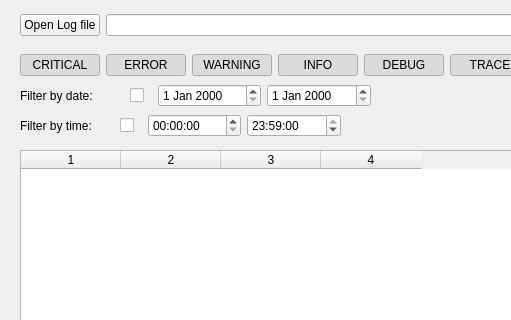
Dennish90/modular-logging-system, file logAnalyzer/ui/mainwindow.ui: the form before one commit; both pictures show x 0 to 511 and y 0 to 320 of the 965 by 704 pixel window.
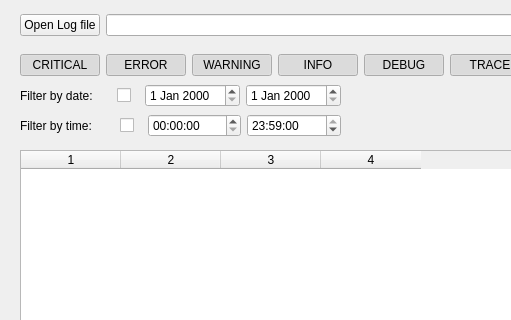
The form after the commit.

Commit message: Implemented date search

Patch:
```diff
--- a/logAnalyzer/ui/mainwindow.ui
+++ b/logAnalyzer/ui/mainwindow.ui
@@ -336,7 +336,7 @@
      <rect>
       <x>20</x>
       <y>80</y>
-      <width>351</width>
+      <width>321</width>
       <height>31</height>
      </rect>
     </property>
```
Left out of the diff: 4 changed lines with no effect on the pictures. The commit also changes 2 other files.
